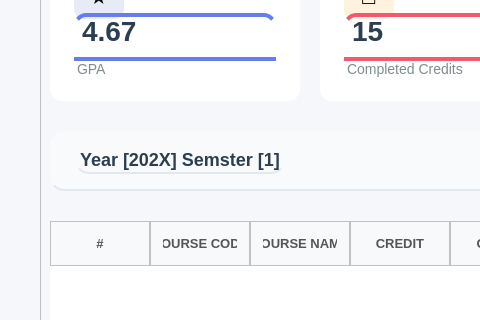
Qt form app_ui/student_ui/submenus_ui/transcript.ui (Yasser-Daffa/ECE-Course-Registeration) before a commit; both pictures show x 0 to 480 and y 179 to 499 of the 1200 by 811 pixel window.
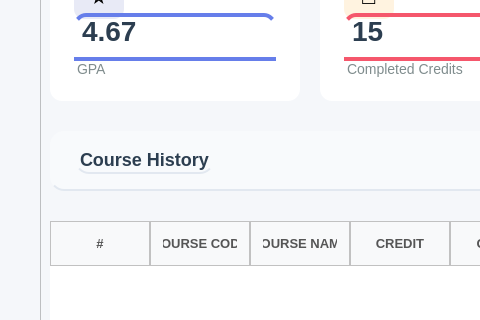
The same form after that commit. Icons and pictures are not drawn.

Patch:
```diff
--- a/app_ui/student_ui/submenus_ui/transcript.ui
+++ b/app_ui/student_ui/submenus_ui/transcript.ui
@@ -591,7 +591,7 @@
              <string notr="true">font-size: 18px; font-weight: bold; color: #2c3e50; background: transparent;</string>
             </property>
             <property name="text">
-             <string>Year [202X] Semster [1]</string>
+             <string>Course History</string>
             </property>
            </widget>
           </item>
```
